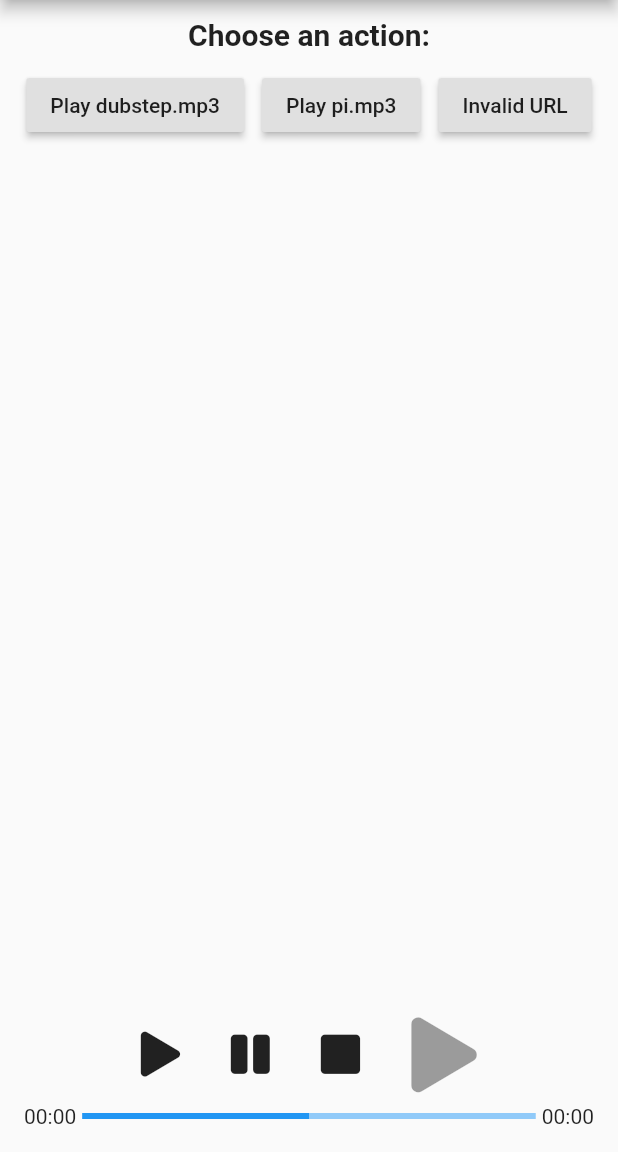
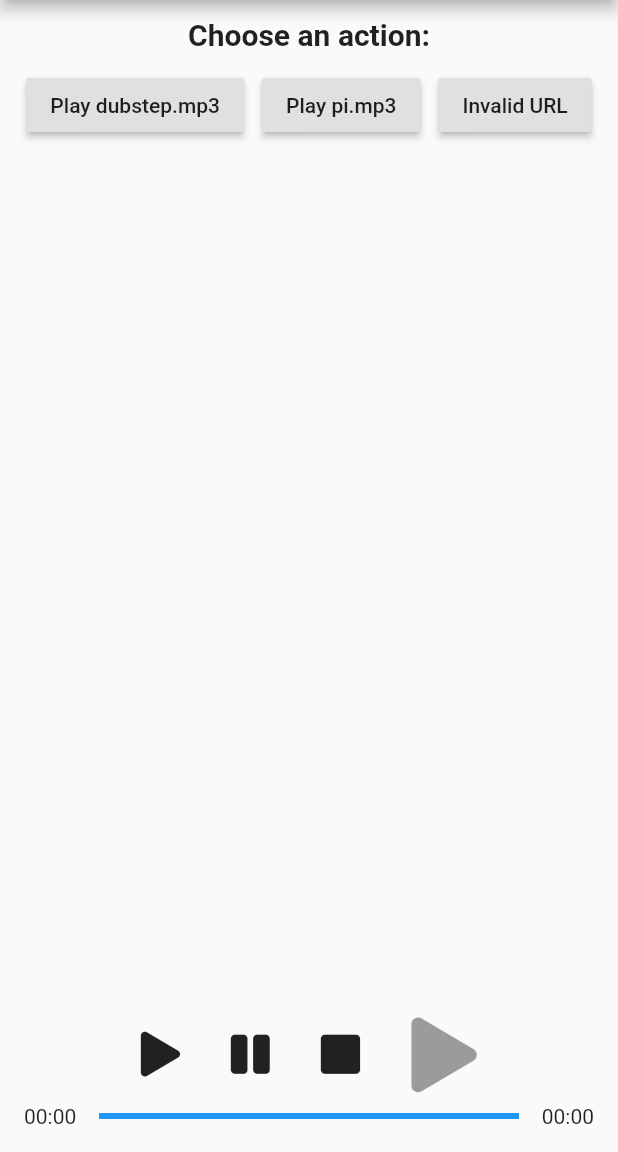
Before and after one commit to 2find/stereo, a Flutter app: the screen it shows after launch, on a phone screen of 412 x 824 dp, the part 84-1236 px from its top. Run offline on Flutter 3.47's test engine with Material 2 defaults, Android fonts, the phone set to English and light mode, and no system bars; our stand-ins replace font_awesome_flutter.

Commit message:
[All] Added position functionality and fixed duration bugs (#17 & #18)

```diff
--- a/example/lib/media_player_widget.dart
+++ b/example/lib/media_player_widget.dart
@@ -27,9 +27,13 @@ class _MediaPlayerState extends State<MediaPlayerWidget> {
   Stereo _stereo = new Stereo();
 
   /// Returns the duration as a formatted string.
-  String _formatDuration() {
-    return '${_twoDigits.format(_stereo.duration.inSeconds / 60)}:${_twoDigits
-        .format(_stereo.duration.inSeconds % 60)}';
+  String _formatDuration(Duration duration) {
+    return '${_twoDigits.format(duration.inSeconds / 60)}:${_twoDigits
+        .format(duration.inSeconds % 60)}';
+  }
+
+  double _getProgress() {
+    return _stereo.position.inSeconds / _stereo.duration.inSeconds;
   }
 
   @override
@@ -38,6 +42,7 @@ class _MediaPlayerState extends State<MediaPlayerWidget> {
 
     _stereo.durationNotifier.addListener(() => setState(() {}));
     _stereo.isPlayingNotifier.addListener(() => setState(() {}));
+    _stereo.positionNotifier.addListener(() => setState(() {}));
   }
 
   @override
@@ -64,13 +69,15 @@ class _MediaPlayerState extends State<MediaPlayerWidget> {
         ],
       ),
       new Row(mainAxisSize: MainAxisSize.max, children: <Widget>[
-        new Padding(
-            padding: const EdgeInsets.only(right: 4.0),
-            child: new Text('00:00')),
-        new Expanded(child: new LinearProgressIndicator(value: 0.5)),
-        new Padding(
-            padding: const EdgeInsets.only(left: 4.0),
-            child: new Text(_formatDuration()))
+        new Container(
+            width: 50.0,
+            child: new Text(_formatDuration(_stereo.position),
+                textAlign: TextAlign.left)),
+        new Expanded(child: new LinearProgressIndicator(value: _getProgress())),
+        new Container(
+            width: 50.0,
+            child: new Text(_formatDuration(_stereo.duration),
+                textAlign: TextAlign.right))
       ])
     ]);
   }
--- a/src/lib/stereo.dart
+++ b/src/lib/stereo.dart
@@ -34,16 +34,14 @@ class Stereo {
     _channel.setMethodCallHandler(_handleMethodCall);
   }
 
-  /// Notifier to notify listeners every time the duration of the currently
-  /// loaded file changes.
+  /// Notifier to notify listeners every time the playback duration changes.
   ValueNotifier<Duration> _durationNotifier =
       new ValueNotifier(new Duration(seconds: 0));
 
-  /// Duration of the currently loaded file.
+  /// Playback duration.
   Duration get duration => _durationNotifier.value;
 
-  /// Notifier to get notified every time the duration of the currently loaded
-  /// file changes.
+  /// Notifier to get notified every time the playback duration changes.
   ValueNotifier<Duration> get durationNotifier => _durationNotifier;
 
   /// Notifier to notify listeners every time the Stereo player state changes.
@@ -54,6 +52,15 @@ class Stereo {
 
   /// Notifier to get notified every time the Stereo player state changes.
   ValueNotifier<bool> get isPlayingNotifier => _isPlayingNotifier;
+
+  /// Notifier to notify listeners every time the playback position changes.
+  ValueNotifier<Duration> _positionNotifier = new ValueNotifier(new Duration(seconds: 0));
+
+  /// Playback position.
+  Duration get position => _positionNotifier.value;
+
+  /// Notifier to get notified every time the playback position changes.
+  ValueNotifier<Duration> get positionNotifier => _positionNotifier;
 
   /// Sets the data source (URI path) to use.
   ///
@@ -93,8 +100,10 @@ class Stereo {
   Future _handleMethodCall(MethodCall call) async {
     switch (call.method) {
       case 'platform.duration':
-        print('Got duration: ${call.arguments}');
-        durationNotifier.value = new Duration(seconds: call.arguments);
+        _durationNotifier.value = new Duration(seconds: call.arguments);
+        break;
+      case 'platform.position':
+        _positionNotifier.value = new Duration(seconds: call.arguments);
         break;
       default:
         print('[ERROR] Channel method ${call.method} not implemented.');
```
Also changed, not shown: 3 other files.
